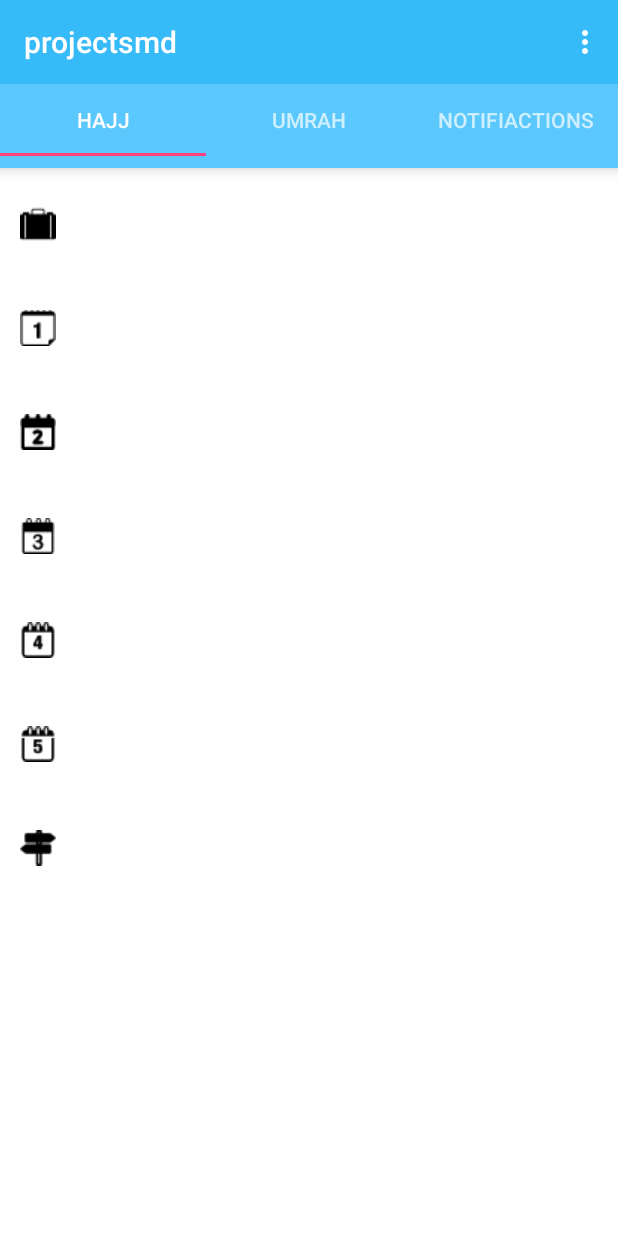
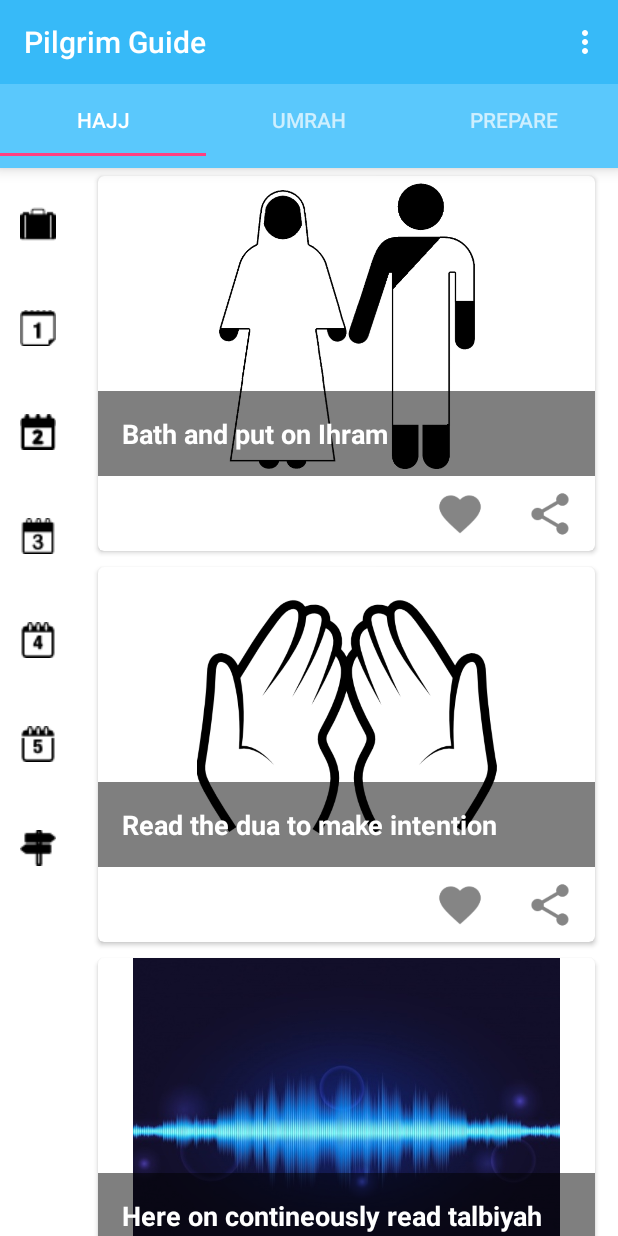
Before and after one commit to maha15/HajjGuide, an Android app: the screen it shows after launch (MainActivity), on a phone screen of 412 x 824 dp. Run offline under Robolectric (Android 15) with nearby library versions, the phone set to English and light mode, and no system bars.

Commit message:
Added card view

```diff
--- a/app/build.gradle
+++ b/app/build.gradle
@@ -24,7 +24,8 @@ dependencies {
     androidTestCompile('com.android.support.test.espresso:espresso-core:2.2.2', {
         exclude group: 'com.android.support', module: 'support-annotations'
     })
-    compile 'com.android.support:appcompat-v7:25.2.0'
-    compile 'com.android.support:design:25.2.0'
+    compile 'com.android.support:appcompat-v7:25.1.1'
+    compile 'com.android.support:design:25.1.1'
     testCompile 'junit:junit:4.12'
+    compile 'com.android.support:cardview-v7:23.3.+'
 }
--- /dev/null
+++ b/app/src/main/java/com/example/maheen/projectsmd/EssentialItem.java
@@ -0,0 +1,46 @@
+package com.example.maheen.projectsmd;
+
+/**
+ * Created by mahaamjad on 29/04/2017.
+ */
+
+public class EssentialItem {
+    String cardName;
+    int imageResourceId;
+    int isfav;
+    int isturned;
+
+
+
+    public int getIsturned() {
+        return isturned;
+    }
+
+    public void setIsturned(int isturned) {
+        this.isturned = isturned;
+    }
+
+    public int getIsfav() {
+        return isfav;
+    }
+
+    public void setIsfav(int isfav) {
+        this.isfav = isfav;
+    }
+
+    public String getCardName() {
+        return cardName;
+    }
+
+    public void setCardName(String cardName) {
+        this.cardName = cardName;
+    }
+
+    public int getImageResourceId() {
+        return imageResourceId;
+    }
+
+    public void setImageResourceId(int imageResourceId) {
+        this.imageResourceId = imageResourceId;
+    }
+}
--- a/app/src/main/java/com/example/maheen/projectsmd/Hajj.java
+++ b/app/src/main/java/com/example/maheen/projectsmd/Hajj.java
@@ -1,109 +1,180 @@
 package com.example.maheen.projectsmd;
 
-import android.content.Context;
+import android.content.ContentResolver;
+import android.content.Intent;
 import android.net.Uri;
 import android.os.Bundle;
 
+import android.support.annotation.Nullable;
+import android.support.v7.widget.LinearLayoutManager;
+import android.support.v7.widget.RecyclerView;
 import android.view.LayoutInflater;
 import android.view.View;
 import android.view.ViewGroup;
 import android.support.v4.app.Fragment;
+import android.widget.ImageView;
+import android.widget.TextView;
+import android.widget.Toast;
+
+import java.util.ArrayList;
 
 
-/**
- * A simple {@link Fragment} subclass.
- * Activities that contain this fragment must implement the
- * {@link Hajj.OnFragmentInteractionListener} interface
- * to handle interaction events.
- * Use the {@link Hajj#newInstance} factory method to
- * create an instance of this fragment.
- */
 public class Hajj extends Fragment {
-    // TODO: Rename parameter arguments, choose names that match
-    // the fragment initialization parameters, e.g. ARG_ITEM_NUMBER
-    private static final String ARG_PARAM1 = "param1";
-    private static final String ARG_PARAM2 = "param2";
 
-    // TODO: Rename and change types of parameters
-    private String mParam1;
-    private String mParam2;
+    ArrayList<EssentialItem> listitems = new ArrayList<>();
+    RecyclerView MyRecyclerView;
 
-    private OnFragmentInteractionListener mListener;
-
-    public Hajj() {
-        // Required empty public constructor
-    }
-
-    /**
-     * Use this factory method to create a new instance of
-     * this fragment using the provided parameters.
-     *
-     * @param param1 Parameter 1.
-     * @param param2 Parameter 2.
-     * @return A new instance of fragment Hajj.
-     */
-    // TODO: Rename and change types and number of parameters
-    public static Hajj newInstance(String param1, String param2) {
-        Hajj fragment = new Hajj();
-        Bundle args = new Bundle();
-        args.putString(ARG_PARAM1, param1);
-        args.putString(ARG_PARAM2, param2);
-        fragment.setArguments(args);
-        return fragment;
-    }
+    // TODO: Populate these from DB
+    String EssentialItemDescription[] = {"Bath and put on Ihram","Read the dua to make intention","Here on contineously read talbiyah","Go to minnah","Pray qasr prayers"};
+    int  Images[] = {R.drawable.ihram_man_women,R.drawable.intention,R.drawable.talbiyah,R.drawable.minnah,R.drawable.namaz};
 
     @Override
-    public void onCreate(Bundle savedInstanceState) {
+    public void onCreate(@Nullable Bundle savedInstanceState) {
         super.onCreate(savedInstanceState);
-        if (getArguments() != null) {
-            mParam1 = getArguments().getString(ARG_PARAM1);
-            mParam2 = getArguments().getString(ARG_PARAM2);
-        }
+        initializeList();
+       // getActivity().setTitle("7 Wonders of the Modern World");
     }
 
     @Override
     public View onCreateView(LayoutInflater inflater, ViewGroup container,
                              Bundle savedInstanceState) {
-        // Inflate the layout for this fragment
-        return inflater.inflate(R.layout.fragment_hajj, container, false);
+
+        View view = inflater.inflate(R.layout.fragment_hajj, container, false);
+        MyRecyclerView = (RecyclerView) view.findViewById(R.id.cardView);
+        MyRecyclerView.setHasFixedSize(true);
+        LinearLayoutManager MyLayoutManager = new LinearLayoutManager(getActivity());
+        MyLayoutManager.setOrientation(LinearLayoutManager.VERTICAL);
+        if (listitems.size() > 0 & MyRecyclerView != null) {
+            MyRecyclerView.setAdapter(new MyAdapter(listitems));
+        }
+        MyRecyclerView.setLayoutManager(MyLayoutManager);
+
+        return view;
     }
 
-    // TODO: Rename method, update argument and hook method into UI event
-    public void onButtonPressed(Uri uri) {
-        if (mListener != null) {
-            mListener.onFragmentInteraction(uri);
+    @Override
+    public void onActivityCreated(Bundle savedInstanceState) {
+        super.onActivityCreated(savedInstanceState);
+
+    }
+
+    public interface OnFragmentInteractionListener {
+    }
+
+    public class MyAdapter extends RecyclerView.Adapter<MyViewHolder> {
+        private ArrayList<EssentialItem> list;
+
+        public MyAdapter(ArrayList<EssentialItem> Data) {
+            list = Data;
+        }
+
+        @Override
+        public MyViewHolder onCreateViewHolder(ViewGroup parent,int viewType) {
+            // create a new view
+            View view = LayoutInflater.from(parent.getContext())
+                    .inflate(R.layout.recycle_items, parent, false);
+            MyViewHolder holder = new MyViewHolder(view);
+            return holder;
+        }
+
+        @Override
+        public void onBindViewHolder(final MyViewHolder holder, int position) {
+
+            holder.titleTextView.setText(list.get(position).getCardName());
+            holder.coverImageView.setImageResource(list.get(position).getImageResourceId());
+            holder.coverImageView.setTag(list.get(position).getImageResourceId());
+            holder.likeImageView.setTag(R.drawable.ic_like);
+
+        }
+
+        @Override
+        public int getItemCount() {
+            return list.size();
         }
     }
 
-    @Override
-    public void onAttach(Context context) {
-        super.onAttach(context);
-        if (context instanceof OnFragmentInteractionListener) {
-            mListener = (OnFragmentInteractionListener) context;
-        } else {
-            throw new RuntimeException(context.toString()
-                    + " must implement OnFragmentInteractionListener");
+    public class MyViewHolder extends RecyclerView.ViewHolder {
+
+        public TextView titleTextView;
+        public ImageView coverImageView;
+        public ImageView likeImageView;
+        public ImageView shareImageView;
+
+        public MyViewHolder(View v) {
+            super(v);
+            titleTextView = (TextView) v.findViewById(R.id.titleTextView);
+            coverImageView = (ImageView) v.findViewById(R.id.coverImageView);
+            likeImageView = (ImageView) v.findViewById(R.id.likeImageView);
+            shareImageView = (ImageView) v.findViewById(R.id.shareImageView);
+            likeImageView.setOnClickListener(new View.OnClickListener() {
+                @Override
+                public void onClick(View v) {
+
+
+                    int id = (int)likeImageView.getTag();
+                    if( id == R.drawable.ic_like){
+
+                        likeImageView.setTag(R.drawable.ic_liked);
+                        likeImageView.setImageResource(R.drawable.ic_liked);
+
+                        Toast.makeText(getActivity(),titleTextView.getText()+" added to favourites",Toast.LENGTH_SHORT).show();
+
+                    }else{
+
+                        likeImageView.setTag(R.drawable.ic_like);
+                        likeImageView.setImageResource(R.drawable.ic_like);
+                        Toast.makeText(getActivity(),titleTextView.getText()+" removed from favourites",Toast.LENGTH_SHORT).show();
+
+
+                    }
+
+                }
+            });
+
+
+
+            shareImageView.setOnClickListener(new View.OnClickListener() {
+                @Override
+                public void onClick(View v) {
+
+
+
+
+
+
+                    Uri imageUri = Uri.parse(ContentResolver.SCHEME_ANDROID_RESOURCE +
+                            "://" + getResources().getResourcePackageName(coverImageView.getId())
+                            + '/' + "drawable" + '/' + getResources().getResourceEntryName((int)coverImageView.getTag()));
+
+
+                    Intent shareIntent = new Intent();
+                    shareIntent.setAction(Intent.ACTION_SEND);
+                    shareIntent.putExtra(Intent.EXTRA_STREAM,imageUri);
+                    shareIntent.setType("image/jpeg");
+                    startActivity(Intent.createChooser(shareIntent, getResources().getText(R.string.send_to)));
+
+
+
+                }
+            });
+
+
+
         }
     }
 
-    @Override
-    public void onDetach() {
-        super.onDetach();
-        mListener = null;
-    }
+    public void initializeList() {
+        listitems.clear();
 
-    /**
-     * This interface must be implemented by activities that contain this
-     * fragment to allow an interaction in this fragment to be communicated
-     * to the activity and potentially other fragments contained in that
-     * activity.
-     * <p>
-     * See the Android Training lesson <a href=
-     * "http://developer.android.com/training/basics/fragments/communicating.html"
-     * >Communicating with Other Fragments</a> for more information.
-     */
-    public interface OnFragmentInteractionListener {
-        // TODO: Update argument type and name
-        void onFragmentInteraction(Uri uri);
+        for (int i = 0; i < Images.length; i++) {
+
+            EssentialItem item = new EssentialItem();
+            item.setCardName(EssentialItemDescription[i]);
+            item.setImageResourceId(Images[i]);
+            item.setIsfav(0);
+            item.setIsturned(0);
+            listitems.add(item);
+
+        }
     }
 }
--- a/app/src/main/java/com/example/maheen/projectsmd/MainActivity.java
+++ b/app/src/main/java/com/example/maheen/projectsmd/MainActivity.java
@@ -25,7 +25,7 @@ public class MainActivity extends AppCompatActivity implements Hajj.OnFragmentIn
        // getSupportActionBar().setDisplayHomeAsUpEnabled(true);
         tabLayout.addTab(tabLayout.newTab().setText("Hajj"));
         tabLayout.addTab(tabLayout.newTab().setText("Umrah"));
-        tabLayout.addTab(tabLayout.newTab().setText("Notifiactions"));
+        tabLayout.addTab(tabLayout.newTab().setText("Prepare"));
 
         tabLayout.setTabGravity(TabLayout.GRAVITY_FILL);
 
--- a/app/src/main/res/layout/content_main.xml
+++ b/app/src/main/res/layout/content_main.xml
@@ -13,8 +13,5 @@
     tools:context="com.example.maheen.projectsmd.MainActivity"
     tools:showIn="@layout/activity_main">
 
-    <TextView
-        android:layout_width="wrap_content"
-        android:layout_height="wrap_content"
-        android:text="Hello World!" />
+
 </RelativeLayout>
--- a/app/src/main/res/layout/fragment_hajj.xml
+++ b/app/src/main/res/layout/fragment_hajj.xml
@@ -7,8 +7,13 @@
     >
 
 
+    <LinearLayout
+        android:orientation="horizontal"
+        android:layout_width="wrap_content"
+        android:layout_height="match_parent">
+
         <ScrollView
-        android:layout_width="match_parent"
+            android:layout_width="wrap_content"
             android:layout_height="match_parent">
 
             <LinearLayout
@@ -130,4 +135,40 @@
             </LinearLayout>
 
         </ScrollView>
+
+        <ScrollView
+            android:layout_width="wrap_content"
+            android:layout_height="match_parent">
+
+
+
+
+                <RelativeLayout xmlns:android="http://schemas.android.com/apk/res/android"
+                    xmlns:tools="http://schemas.android.com/tools"
+                    android:layout_width="match_parent"
+                    android:layout_height="match_parent"
+                    android:paddingBottom="@dimen/activity_vertical_margin"
+                    android:paddingLeft="@dimen/activity_left_margin"
+                    android:paddingRight="@dimen/activity_right_margin"
+                    android:paddingTop="@dimen/activity_vertical_margin"
+                    tools:context=".MyActivity">
+
+
+                <android.support.v7.widget.RecyclerView
+                    android:id="@+id/cardView"
+                    android:layout_width="match_parent"
+                    android:layout_height="match_parent" />
+
+
+
+
                 </RelativeLayout>
+
+
+
+
+        </ScrollView>
+
+    </LinearLayout>
+
+</RelativeLayout>
--- /dev/null
+++ b/app/src/main/res/layout/recycle_items.xml
@@ -0,0 +1,79 @@
+<android.support.v7.widget.CardView xmlns:android="http://schemas.android.com/apk/res/android"
+    xmlns:card_view="http://schemas.android.com/apk/res-auto"
+    android:id="@+id/card_view"
+    android:layout_width="match_parent"
+    android:layout_height="wrap_content"
+    android:layout_margin="5dp"
+    card_view:cardCornerRadius="4dp">
+
+
+    <LinearLayout
+        android:layout_width="match_parent"
+        android:layout_height="@dimen/card_height"
+        android:orientation="vertical"
+        android:weightSum="4">
+
+        <LinearLayout
+            android:layout_width="match_parent"
+            android:layout_height="0dip"
+            android:layout_weight="3.2"
+            android:orientation="vertical">
+
+            <FrameLayout
+                android:layout_width="match_parent"
+                android:layout_height="match_parent"
+                android:layout_gravity="center_horizontal">
+
+                <ImageView
+                    android:id="@+id/coverImageView"
+                    android:layout_width="match_parent"
+                    android:layout_height="match_parent"
+                    android:layout_gravity="center"
+                    android:scaleType="fitCenter"
+                    android:adjustViewBounds="true"
+
+                    />
+
+                <LinearLayout
+                    android:layout_width="match_parent"
+                    android:layout_height="wrap_content"
+                    android:layout_gravity="left|bottom"
+                    android:background="@android:drawable/screen_background_dark_transparent"
+                    android:orientation="vertical">
+
+                    <TextView
+                        android:id="@+id/titleTextView"
+                        android:layout_width="match_parent"
+                        android:layout_height="wrap_content"
+                        android:padding="16dp"
+                        android:textSize="@dimen/text_size"
+                        android:textColor="#FFFFFF"
+                        android:textStyle="bold" />
+                </LinearLayout>
+            </FrameLayout>
+        </LinearLayout>
+
+        <LinearLayout
+            android:layout_width="match_parent"
+            android:layout_height="0dip"
+            android:layout_weight="0.8"
+            android:gravity="center|right"
+            android:orientation="horizontal">
+
+            <ImageView
+                android:id="@+id/likeImageView"
+                android:layout_width="@dimen/icon_width"
+                android:layout_height="@dimen/icon_height"
+                android:padding="@dimen/icon_padding"
+                android:src="@drawable/ic_like" />
+
+            <ImageView
+                android:id="@+id/shareImageView"
+                android:layout_width="@dimen/icon_width"
+                android:layout_height="@dimen/icon_height"
+                android:padding="@dimen/icon_padding"
+                android:src="@drawable/ic_share" />
+        </LinearLayout>
+
+    </LinearLayout>
+</android.support.v7.widget.CardView>
--- a/app/src/main/res/values/dimens.xml
+++ b/app/src/main/res/values/dimens.xml
@@ -3,4 +3,14 @@
     <dimen name="activity_horizontal_margin">16dp</dimen>
     <dimen name="activity_vertical_margin">16dp</dimen>
     <dimen name="fab_margin">16dp</dimen>
+
+
+    <dimen name="activity_right_margin">10dp</dimen>
+    <dimen name="activity_left_margin">10dp</dimen>
+    <dimen name="icon_width">60dip</dimen>
+    <dimen name="icon_height">60dip</dimen>
+    <dimen name="icon_padding">8dp</dimen>
+    <dimen name="card_height">250dip</dimen>
+    <dimen name="text_size">18sp</dimen>
+
 </resources>
--- a/app/src/main/res/values/strings.xml
+++ b/app/src/main/res/values/strings.xml
@@ -1,7 +1,6 @@
 <resources>
-    <string name="app_name">projectsmd</string>
+    <string name="app_name">Pilgrim Guide</string>
     <string name="action_settings">Settings</string>
+    <string name="send_to">Share</string>
 
-    <!-- TODO: Remove or change this placeholder text -->
-    <string name="hello_blank_fragment">Hello blank fragment</string>
 </resources>
```
Also changed, not shown: app/src/main/res/layout/fragment_notifications.xml (+1 -40 lines), app/src/main/res/layout/fragment_umrah.xml (+1 -40 lines), app/src/main/res/drawable/Minnah.jpg (added), app/src/main/res/drawable/Namaz.jpg (added), app/src/main/res/drawable/ic_like.png (added), app/src/main/res/drawable/ic_liked.png (added), app/src/main/res/drawable/ic_share.png (added), app/src/main/res/drawable/ihram_man_women.png (added), app/src/main/res/drawable/intention.png (added), app/src/main/res/drawable/talbiyah.jpg (added). Lines whose indentation alone changed are shown as unchanged.
